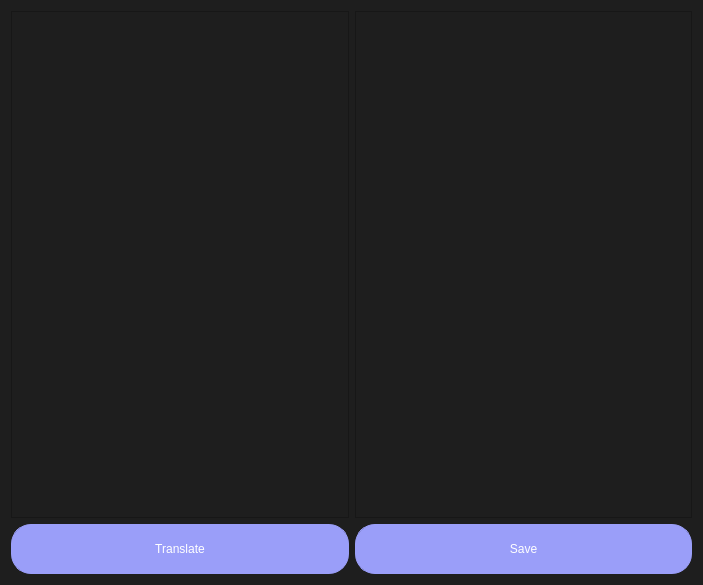
The window that ui/translate_clipboard.ui (MarwanMagdy0/EHelper) describes before a commit, drawn with Qt 5.
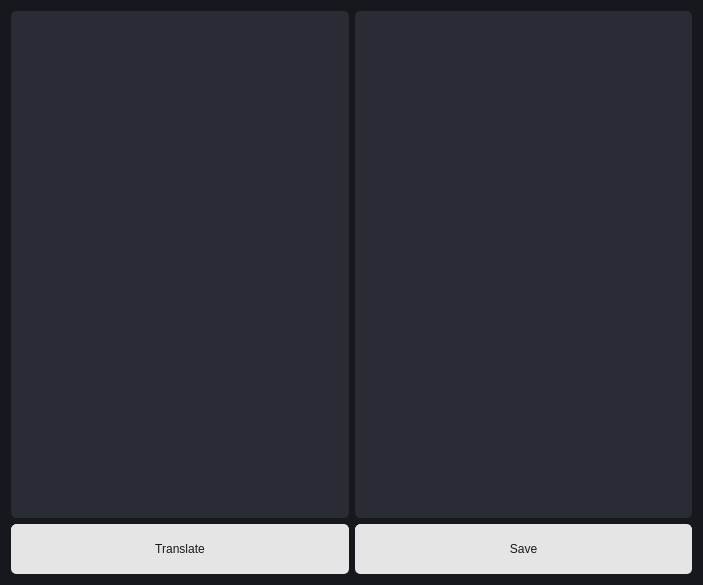
The same window after the commit.

Commit message: change the design and add the total and true-times feature

Diff of the .ui file:
```diff
--- a/ui/translate_clipboard.ui
+++ b/ui/translate_clipboard.ui
@@ -15,15 +15,22 @@
   </property>
   <property name="styleSheet">
    <string notr="true">* {
-	background-color: #1e1e1e;
+	background-color: #17181d;
 	color: #ffffff;
 }
+
+QTextEdit {
+background-color: #292c35;
+border: 1px solid #292c35;
+border-radius: 5px;
+}
+
 QPushButton {
 	font: 63 20pt &quot;DejaVu Sans Mono&quot;;
-	background-color: #9a9ef9;
-	border: 1px solid #9a9ef9;
-	border-radius: 20px;
-	color: #FFFFFF;
+	background-color: #e5e5e5;
+	border: 1px solid #e5e5e5;
+	border-radius: 5px;
+	color: #17181d;
 }
 QPushButton:hover {
     border-radius:20px;
@@ -33,8 +40,10 @@
 }
 
 QPushButton:disabled {
+	border-radius:5px;
+	border: 1px solid gray;
     background-color: gray;
-    color: white;
+    color: 17181d;
 }
 
 QPushButton:pressed {
@@ -106,6 +115,9 @@
      </item>
      <item>
       <widget class="QPushButton" name="save_button">
+       <property name="enabled">
+        <bool>true</bool>
+       </property>
        <property name="minimumSize">
         <size>
          <width>0</width>
```
Left out of the diff: 15 changed lines with no effect on the pictures. The commit also changes 5 other files.
